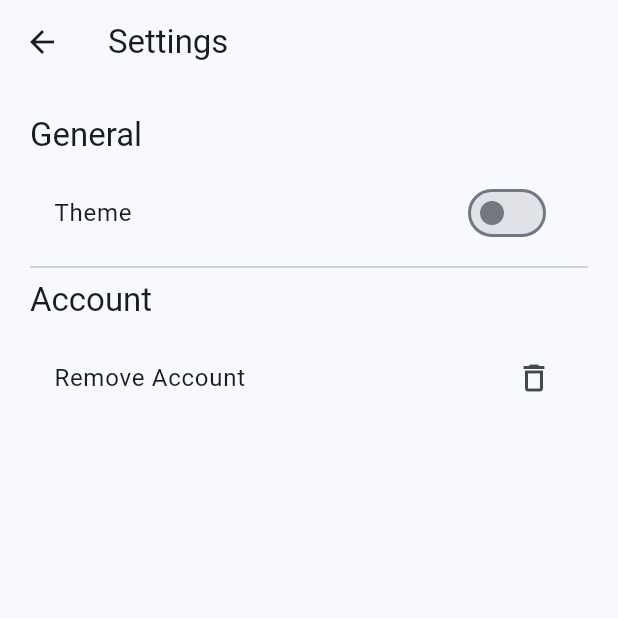
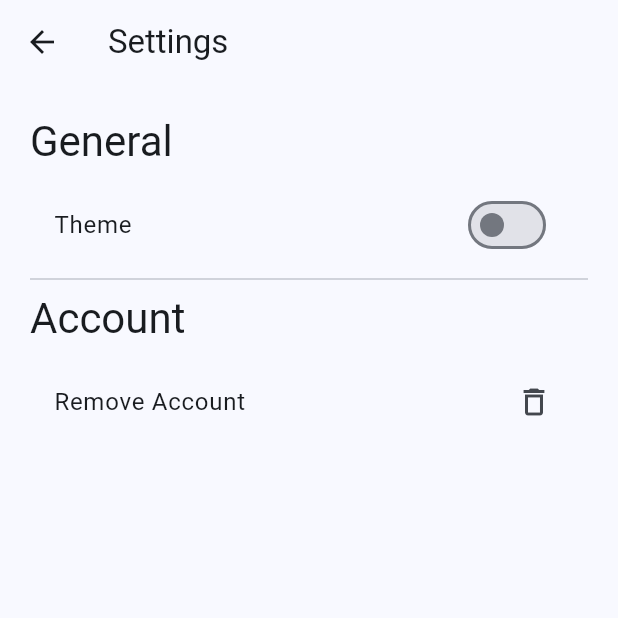
Before and after one commit to pramod0/potential, a Flutter app: the SettingsPage screen opened directly, on a phone screen of 412 x 824 dp, the top half of it. Run offline on Flutter 3.47's test engine with Material 3 defaults, Android fonts, the phone set to English and light mode, and no system bars; our stand-ins replace auto_size_text, flutter_easyloading, google_fonts, jwt_decoder, package_info, shared_preferences and 1 more; accounts and stored records are empty.

Commit message:
new ui Update: textthemechanged

```diff
--- a/lib/screens/profile_page.dart
+++ b/lib/screens/profile_page.dart
@@ -31,7 +31,7 @@ class ProfilePage extends StatelessWidget {
                 // Username
                 Text(
                   "${AllData.investorData.firstName ?? ""} ${AllData.investorData.lastName ?? ""}",
-                  style: Theme.of(context).textTheme.headline6,
+                  style: Theme.of(context).textTheme.headlineMedium,
                 ),
                 const SizedBox(height: 10.0),
                 // Bio
--- a/lib/screens/settings_page.dart
+++ b/lib/screens/settings_page.dart
@@ -31,7 +31,7 @@ class _SettingsPageState extends State<SettingsPage> {
         children: [
           Text(
             'General',
-            style: Theme.of(context).textTheme.headline6,
+            style: Theme.of(context).textTheme.headlineMedium,
           ),
           const SizedBox(height: 10.0),
           ListTile(
@@ -46,7 +46,7 @@ class _SettingsPageState extends State<SettingsPage> {
           const Divider(),
           Text(
             'Account',
-            style: Theme.of(context).textTheme.headline6,
+            style: Theme.of(context).textTheme.headlineMedium,
           ),
           const SizedBox(height: 10.0),
           ListTile(
```
